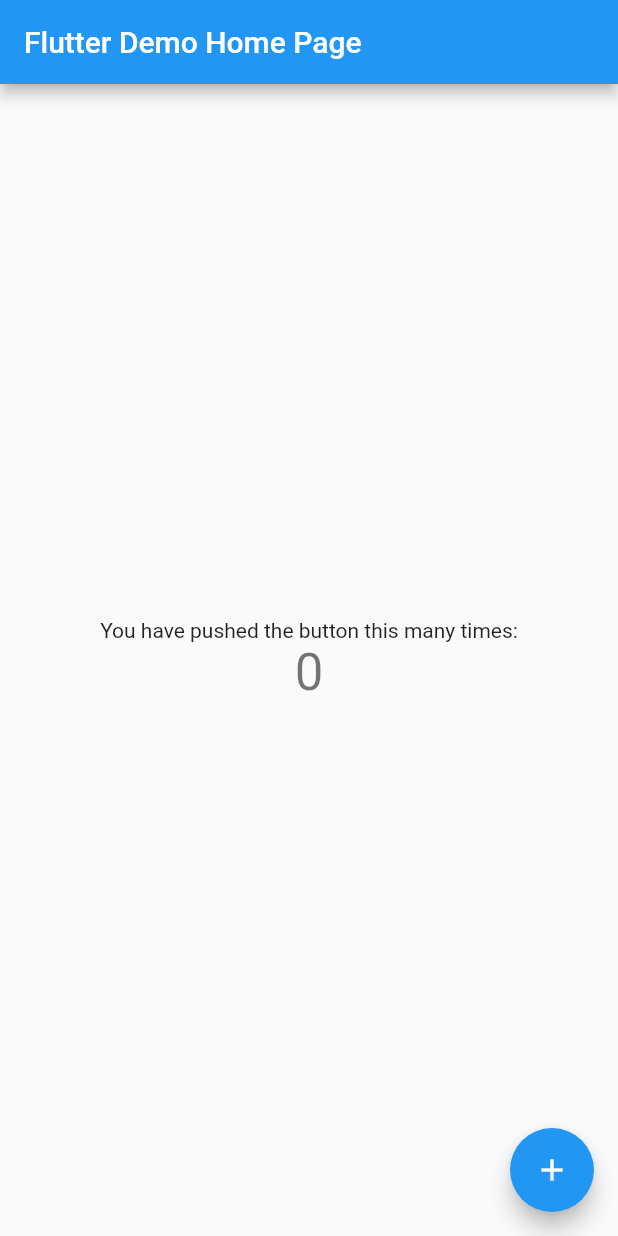
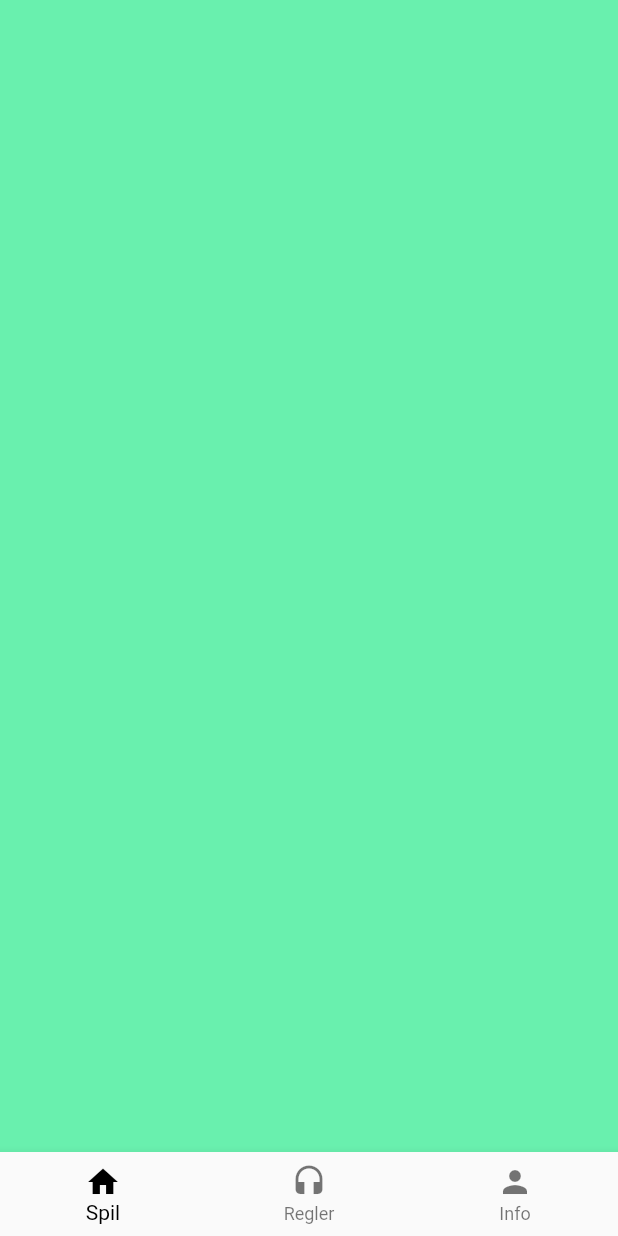
Before and after one commit to Friiiis/minimalistic_bottom_navigation, a Flutter app: the screen it shows after launch, on a phone screen of 412 x 824 dp. Run offline on Flutter 3.47's test engine with Material 2 defaults, Android fonts, the phone set to English and light mode, and no system bars.

Commit message:
example ready

```diff
--- a/example/example/lib/main.dart
+++ b/example/example/lib/main.dart
@@ -7,105 +7,73 @@ class MyApp extends StatelessWidget {
   @override
   Widget build(BuildContext context) {
     return MaterialApp(
-      title: 'Flutter Demo',
+      debugShowCheckedModeBanner: false,
+      title: 'Example',
       theme: ThemeData(
-        // This is the theme of your application.
-        //
-        // Try running your application with "flutter run". You'll see the
-        // application has a blue toolbar. Then, without quitting the app, try
-        // changing the primarySwatch below to Colors.green and then invoke
-        // "hot reload" (press "r" in the console where you ran "flutter run",
-        // or simply save your changes to "hot reload" in a Flutter IDE).
-        // Notice that the counter didn't reset back to zero; the application
-        // is not restarted.
         primarySwatch: Colors.blue,
       ),
-      home: MyHomePage(title: 'Flutter Demo Home Page'),
+      home: MyHomePage(),
     );
   }
 }
 
 class MyHomePage extends StatefulWidget {
-  MyHomePage({Key key, this.title}) : super(key: key);
-
-  // This widget is the home page of your application. It is stateful, meaning
-  // that it has a State object (defined below) that contains fields that affect
-  // how it looks.
-
-  // This class is the configuration for the state. It holds the values (in this
-  // case the title) provided by the parent (in this case the App widget) and
-  // used by the build method of the State. Fields in a Widget subclass are
-  // always marked "final".
-
-  final String title;
-
   @override
   _MyHomePageState createState() => _MyHomePageState();
 }
 
 class _MyHomePageState extends State<MyHomePage> {
-  int _counter = 0;
+  PageController _pageController;
+  int currentIndex = 0;
 
-  void _incrementCounter() {
+  @override
+  void initState() {
+    _pageController = PageController(initialPage: 0);
+    super.initState();
+  }
+
+  void bottomNavigationTapped(int index) {
     setState(() {
-      // This call to setState tells the Flutter framework that something has
-      // changed in this State, which causes it to rerun the build method below
-      // so that the display can reflect the updated values. If we changed
-      // _counter without calling setState(), then the build method would not be
-      // called again, and so nothing would appear to happen.
-      _counter++;
+      currentIndex = index;
+      _pageController.jumpToPage(index);
     });
   }
 
   @override
   Widget build(BuildContext context) {
-    // This method is rerun every time setState is called, for instance as done
-    // by the _incrementCounter method above.
-    //
-    // The Flutter framework has been optimized to make rerunning build methods
-    // fast, so that you can just rebuild anything that needs updating rather
-    // than having to individually change instances of widgets.
     return Scaffold(
-      appBar: AppBar(
-        // Here we take the value from the MyHomePage object that was created by
-        // the App.build method, and use it to set our appbar title.
-        title: Text(widget.title),
+      body: PageView(
+        controller: _pageController,
+        physics: NeverScrollableScrollPhysics(),
+        children: <Widget>[
+          samplePage(Colors.greenAccent),
+          samplePage(Colors.redAccent),
+          samplePage(Colors.blueAccent),
+        ],
       ),
-      body: Center(
-        // Center is a layout widget. It takes a single child and positions it
-        // in the middle of the parent.
-        child: Column(
-          // Column is also layout widget. It takes a list of children and
-          // arranges them vertically. By default, it sizes itself to fit its
-          // children horizontally, and tries to be as tall as its parent.
-          //
-          // Invoke "debug painting" (press "p" in the console, choose the
-          // "Toggle Debug Paint" action from the Flutter Inspector in Android
-          // Studio, or the "Toggle Debug Paint" command in Visual Studio Code)
-          // to see the wireframe for each widget.
-          //
-          // Column has various properties to control how it sizes itself and
-          // how it positions its children. Here we use mainAxisAlignment to
-          // center the children vertically; the main axis here is the vertical
-          // axis because Columns are vertical (the cross axis would be
-          // horizontal).
-          mainAxisAlignment: MainAxisAlignment.center,
-          children: <Widget>[
-            Text(
-              'You have pushed the button this many times:',
-            ),
-            Text(
-              '$_counter',
-              style: Theme.of(context).textTheme.display1,
-            ),
-          ],
-        ),
+      bottomNavigationBar: BottomNavigationBar(
+        currentIndex: currentIndex,
+        elevation: 5,
+        fixedColor: Colors.black,
+        onTap: (index) {
+          bottomNavigationTapped(index);
+        },
+        items: <BottomNavigationBarItem>[
+          BottomNavigationBarItem(icon: Icon(Icons.home), title: Text('Spil')),
+          BottomNavigationBarItem(
+              icon: Icon(Icons.headset), title: Text('Regler')),
+          BottomNavigationBarItem(
+              icon: Icon(Icons.person), title: Text('Info')),
+        ],
       ),
-      floatingActionButton: FloatingActionButton(
-        onPressed: _incrementCounter,
-        tooltip: 'Increment',
-        child: Icon(Icons.add),
-      ), // This trailing comma makes auto-formatting nicer for build methods.
+    );
+  }
+
+  Widget samplePage(Color background) {
+    return Center(
+      child: Container(
+        color: background,
+      ),
     );
   }
 }
```
